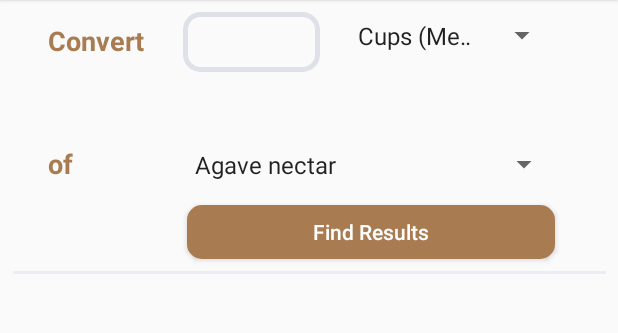
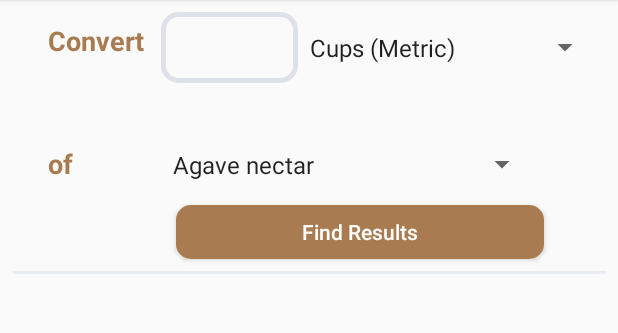
Before and after one commit to Vannevelj/Calcubaker, an Android app: the screen it shows after launch (MainActivity), on a phone screen of 412 x 824 dp, the part 60-393 px from its top. Run offline under Robolectric (Android 15) with nearby library versions, the phone set to English and light mode, and no system bars; libraries missing offline, so code that uses them is left out: no.wtw.android.

Commit message:
Made the source metric spinner a bit bigger

```diff
--- a/app/src/main/res/layout/activity_main.xml
+++ b/app/src/main/res/layout/activity_main.xml
@@ -33,7 +33,7 @@
             android:layout_width="wrap_content"
             android:layout_height="wrap_content"
             android:id="@+id/labelGuideline"
-            app:layout_constraintGuide_end="290dp" />
+            app:layout_constraintGuide_end="305dp"/>
 
     <android.support.v7.widget.Toolbar
             android:id="@+id/toolbar"
@@ -97,13 +97,14 @@
             android:elevation="3dp" />
 
     <Spinner
-            android:layout_width="141dp"
+            android:layout_width="202dp"
             android:layout_height="47dp"
             android:id="@+id/sourceMetric"
             android:elevation="3dp"
             android:entries="@array/metrics"
             app:layout_constraintTop_toBottomOf="@+id/toolbar"
-            app:layout_constraintEnd_toStartOf="@id/rightGuideline" />
+            app:layout_constraintStart_toEndOf="@+id/quantity"
+            android:layout_marginTop="8dp"/>
 
     <View
             android:id="@+id/divider"
@@ -118,7 +119,7 @@
 
     <EditText
             android:layout_width="91dp"
-            android:layout_height="40dp"
+            android:layout_height="47dp"
             android:inputType="numberSigned"
             android:ems="10"
             android:id="@+id/quantity"
@@ -128,7 +129,7 @@
             android:background="@drawable/input_bordered"
             app:layout_constraintStart_toStartOf="@+id/labelGuideline"
             app:layout_constraintTop_toBottomOf="@+id/toolbar"
-            android:layout_marginTop="8dp" />
+            android:layout_marginTop="8dp"/>
 
     <ScrollView
             android:layout_width="0dp"
```
